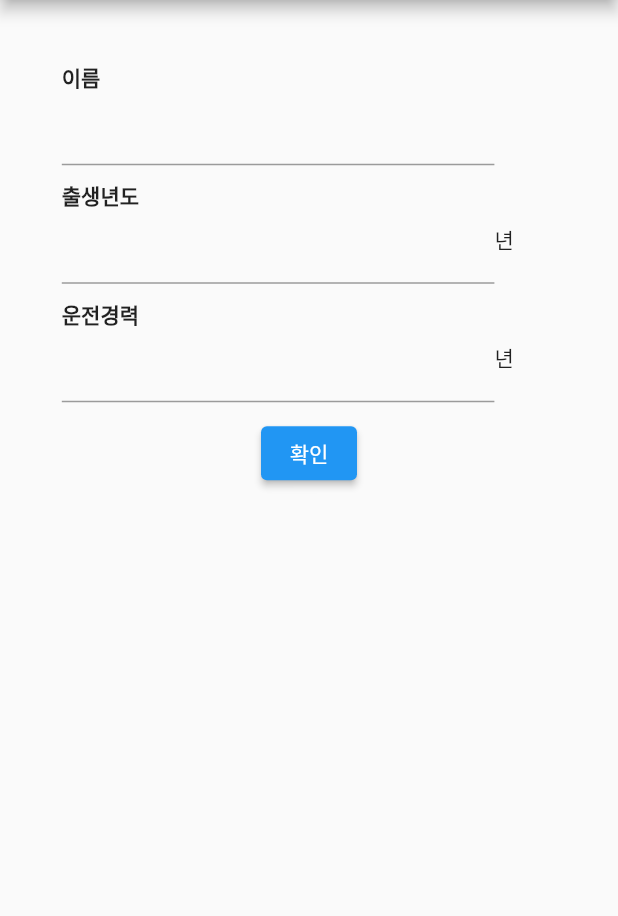
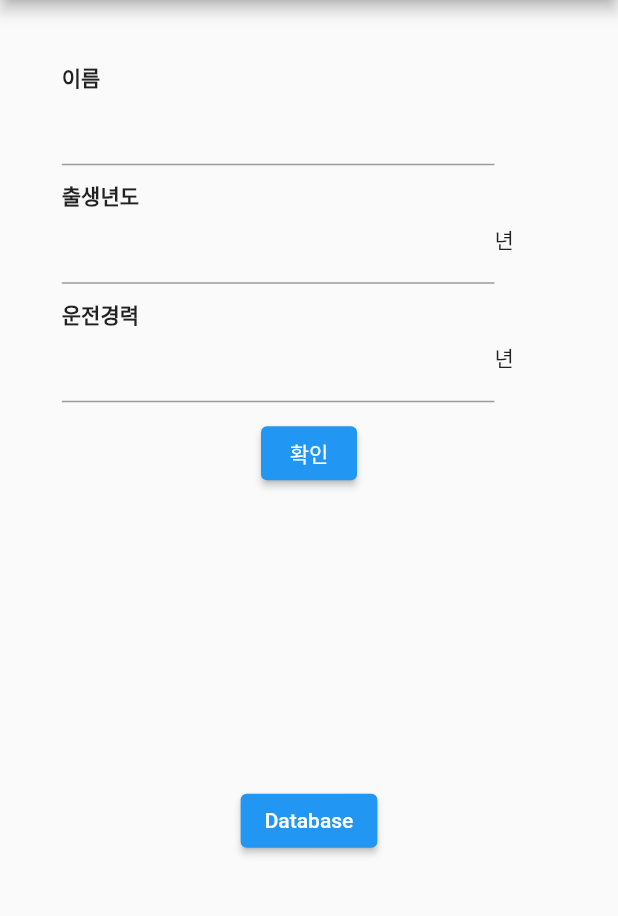
Before and after one commit to heetae185/surt, a Flutter app: the screen it shows after launch, on a phone screen of 412 x 824 dp, the part 84-1000 px from its top. Run offline on Flutter 3.47's test engine with Material 2 defaults, Android fonts, the phone set to English and light mode, and no system bars; our stand-ins replace fluttertoast, sqflite; accounts and stored records are empty.

Commit message:
Created database button & page

```diff
--- a/lib/main.dart
+++ b/lib/main.dart
@@ -1,6 +1,7 @@
 import 'package:flutter/material.dart';
 import 'package:provider/provider.dart';
 import 'package:surt/provider/participants.dart';
+import 'package:surt/screens/screen_database.dart';
 import 'package:surt/screens/screen_loading.dart';
 import 'package:surt/screens/screen_main.dart';
 import 'package:surt/screens/screen_surt.dart';
@@ -21,7 +22,8 @@ class SuRT extends StatelessWidget {
         routes: {
           '/': (context) => const MainScreen(),
           '/loading': (context) => const LoadingScreen(),
-          '/surt': (context) => const SurtScreen()
+          '/surt': (context) => const SurtScreen(),
+          '/database': (context) => const DatabaseScreen(),
         },
       ),
     );
--- a/lib/screens/screen_main.dart
+++ b/lib/screens/screen_main.dart
@@ -1,3 +1,4 @@
+import 'package:flutter/services.dart';
 import 'package:fluttertoast/fluttertoast.dart';
 import 'package:provider/provider.dart';
 import 'package:flutter/material.dart';
@@ -16,6 +17,10 @@ class _MainScreenState extends State<MainScreen> {
 
   @override
   Widget build(BuildContext context) {
+    SystemChrome.setPreferredOrientations([
+      DeviceOrientation.portraitUp,
+      DeviceOrientation.portraitDown,
+    ]);
     MediaQueryData mediaQuery = MediaQuery.of(context);
     _participants = Provider.of<Participants>(context);
     return Scaffold(
@@ -120,6 +125,17 @@ class _MainScreenState extends State<MainScreen> {
                       ]),
                 ),
               ),
+              Expanded(
+                child: Container(
+                  alignment: Alignment.center,
+                  child: ElevatedButton(
+                    onPressed: () {
+                      Navigator.pushNamed(context, '/database');
+                    },
+                    child: const Text("Database"),
+                  ),
+                ),
+              )
             ],
           ),
         ));
--- a/lib/screens/screen_surt.dart
+++ b/lib/screens/screen_surt.dart
@@ -1,7 +1,6 @@
 import 'dart:math';
 import 'package:flutter/services.dart';
 import 'package:flutter/material.dart';
-import 'package:fluttertoast/fluttertoast.dart';
 import 'package:provider/provider.dart';
 import 'package:surt/provider/participants.dart';
 
```
Also changed, not shown: lib/screens/screen_database.dart (added, +15 -0 lines).
